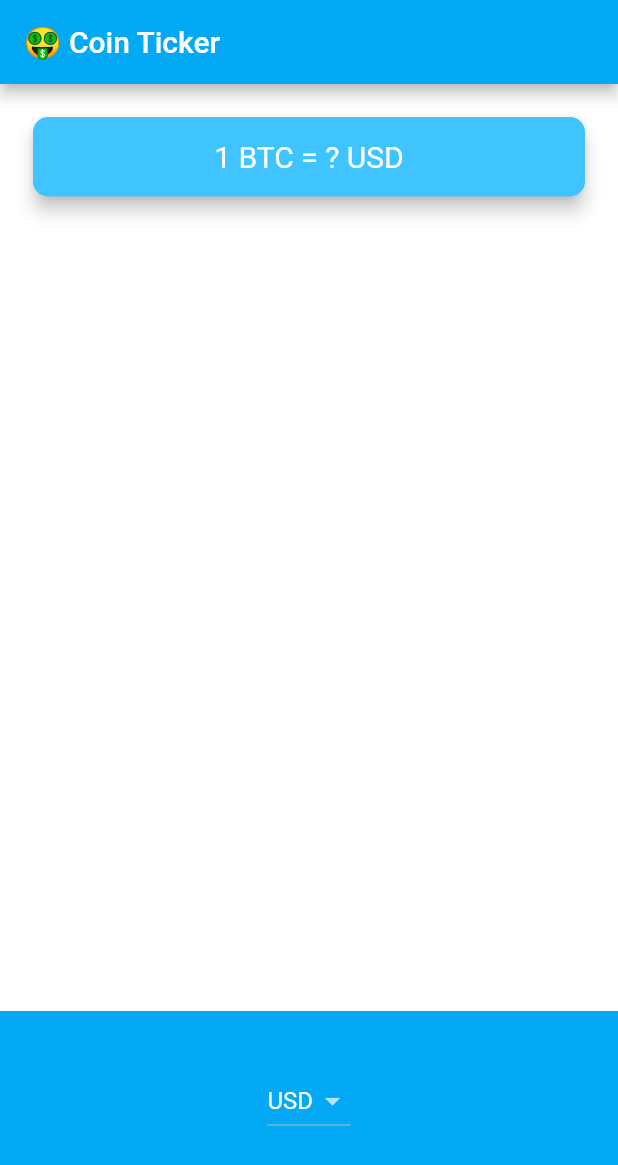
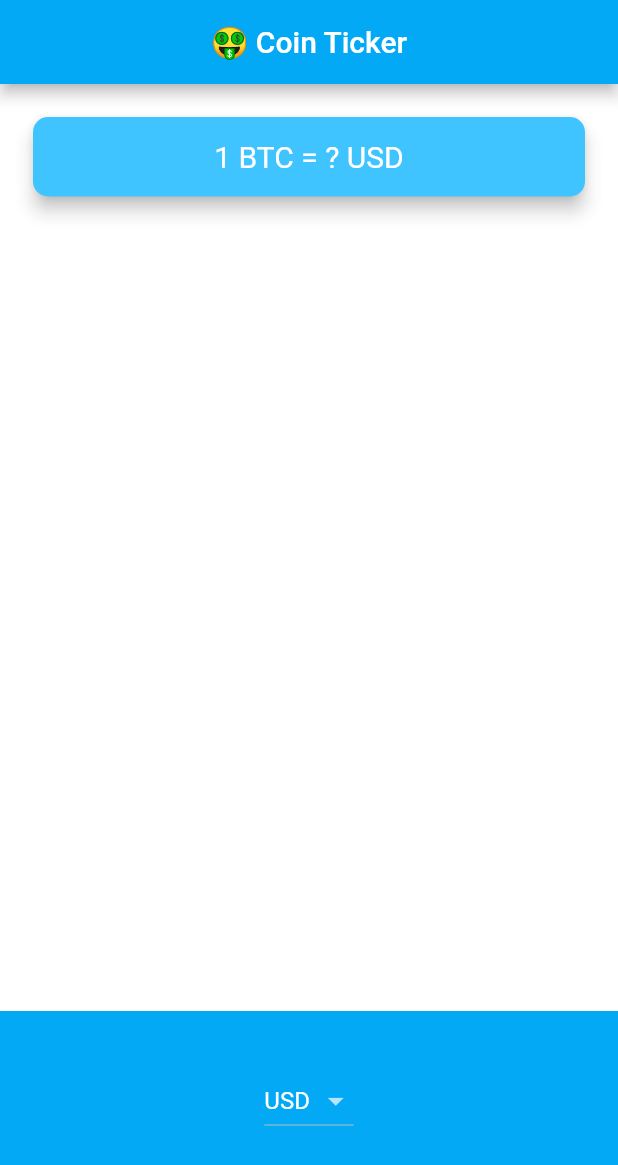
Before and after one commit to sakshamsri4/CryptoConvertor, a Flutter app: the screen it shows after launch, on a phone screen of 412 x 824 dp. Shown: the top 1165 px of the screen. Run offline on Flutter 3.47's test engine with Material 2 defaults, Android fonts, the phone set to English and light mode, and no system bars.

```diff
--- a/lib/main.dart
+++ b/lib/main.dart
@@ -7,6 +7,7 @@ class MyApp extends StatelessWidget {
   @override
   Widget build(BuildContext context) {
     return MaterialApp(
+      debugShowCheckedModeBanner: false,
       theme: ThemeData.dark().copyWith(
           primaryColor: Colors.lightBlue,
           scaffoldBackgroundColor: Colors.white),
--- a/lib/price_screen.dart
+++ b/lib/price_screen.dart
@@ -1,4 +1,6 @@
 import 'package:flutter/material.dart';
+
+import 'coin_data.dart';
 
 class PriceScreen extends StatefulWidget {
   @override
@@ -7,11 +9,26 @@ class PriceScreen extends StatefulWidget {
 
 class _PriceScreenState extends State<PriceScreen> {
   String selectedCurrency = 'USD';
+
+  List<DropdownMenuItem<String>> getDropDownMenuItems() {
+    List<DropdownMenuItem<String>> currencyDropDownMenu = [];
+    for (String currency in currenciesList) {
+      var newItem = DropdownMenuItem(
+        child: Text(currency),
+        value: currency,
+      );
+
+      currencyDropDownMenu.add(newItem);
+    }
+
+    return currencyDropDownMenu;
+  }
+
   @override
   Widget build(BuildContext context) {
     return Scaffold(
       appBar: AppBar(
-        title: Text('🤑 Coin Ticker'),
+        title: Center(child: Text('🤑 Coin Ticker')),
       ),
       body: Column(
         mainAxisAlignment: MainAxisAlignment.spaceBetween,
@@ -45,20 +62,7 @@ class _PriceScreenState extends State<PriceScreen> {
             color: Colors.lightBlue,
             child: DropdownButton(
               value: selectedCurrency,
-              items: [
-                DropdownMenuItem(
-                  child: Text('USD'),
-                  value: 'USD',
-                ),
-                DropdownMenuItem(
-                  child: Text('EUR'),
-                  value: 'EUR',
-                ),
-                DropdownMenuItem(
-                  child: Text('GDP'),
-                  value: 'GDP',
-                ),
-              ],
+              items: getDropDownMenuItems(),
               onChanged: (value) {
                 setState(() {
                   selectedCurrency = value;
```
